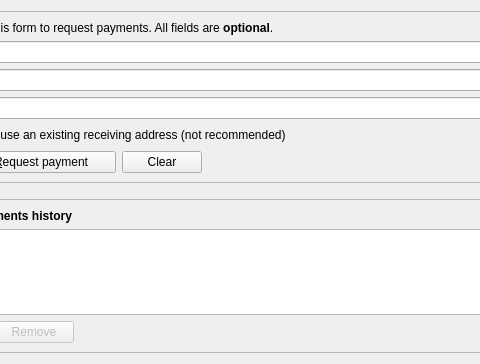
First picture: the form in src/qt/forms/receivecoinsdialog.ui, repository dogecoin/dogecoin, before the edit; both pictures show x 113 to 593 and y 0 to 364 of the 776 by 364 pixel window.
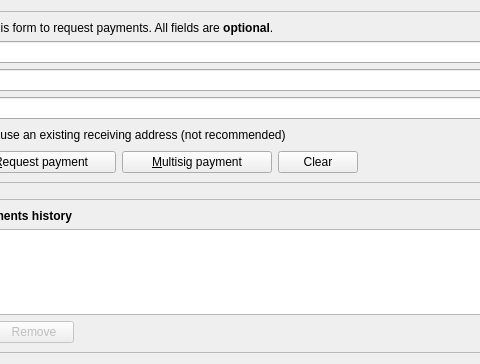
Second picture: the form after the edit. Icons and pictures are not drawn. Custom widgets are drawn as their Qt base class.

```diff
--- a/src/qt/forms/receivecoinsdialog.ui
+++ b/src/qt/forms/receivecoinsdialog.ui
@@ -146,6 +146,23 @@
             </property>
            </widget>
           </item>
+          <item>
+           <widget class="QPushButton" name="multisigButton">
+            <property name="minimumSize">
+             <size>
+              <width>150</width>
+              <height>0</height>
+             </size>
+            </property>
+            <property name="text">
+             <string>&amp;Multisig payment</string>
+            </property>
+            <property name="icon">
+             <iconset resource="../bitcoin.qrc">
+              <normaloff>:/icons/multisig</normaloff>:/icons/multisig</iconset>
+            </property>
+           </widget>
+          </item>
           <item>
            <widget class="QPushButton" name="clearButton">
             <property name="sizePolicy">
```
